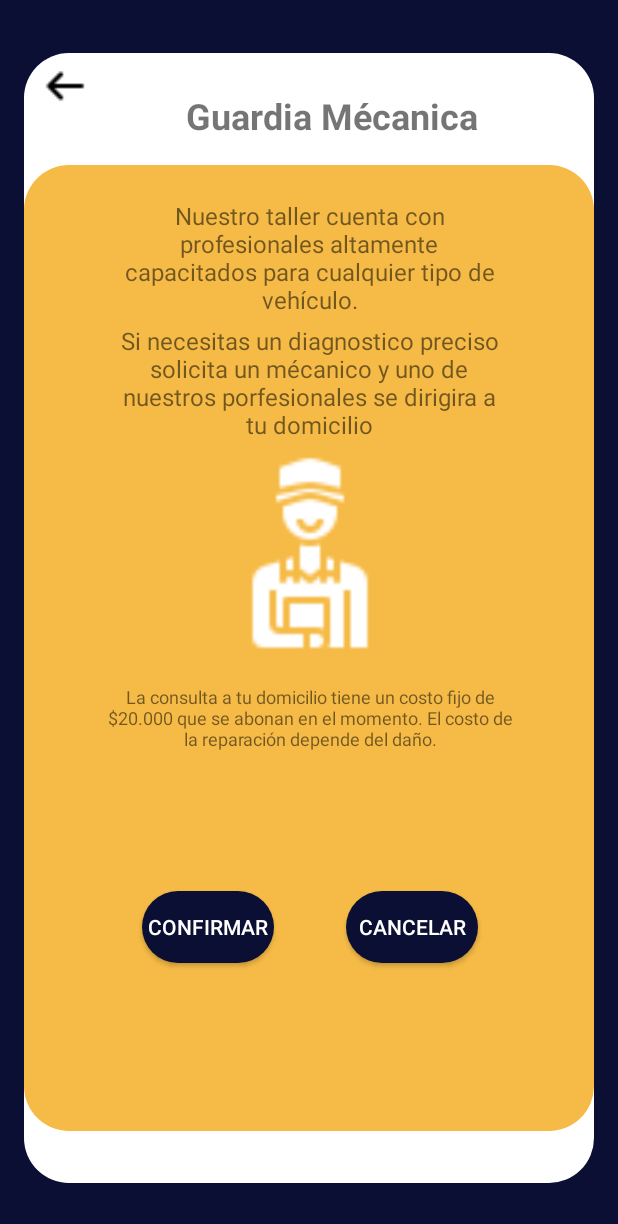
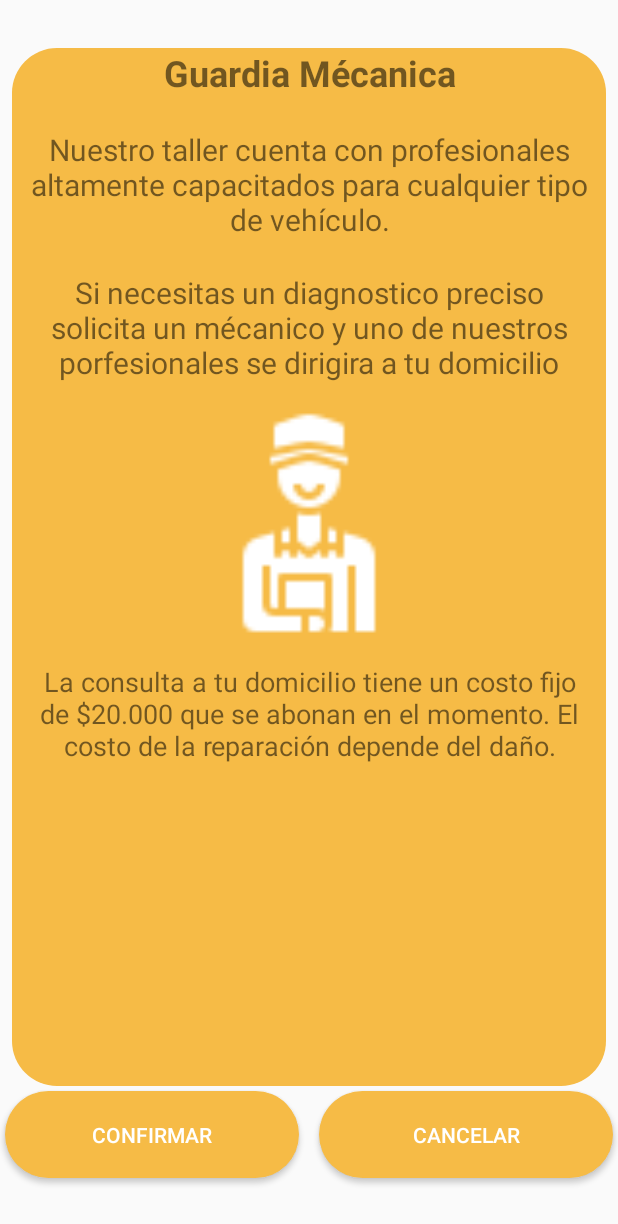
Before and after one commit to TamiSorsaburu/App-Movile, an Android app: the layout activity_mecanico.xml on its own in the app's theme, with its tools: preview values and no code run, on a phone screen of 412 x 824 dp. Shown: the top 1224 px of the screen. Run offline under Robolectric (Android 15) with nearby library versions, the phone set to English and light mode, and no system bars; Roboto replaces fonts that are not available here.

Commit message:
form mecanico finalizado

```diff
--- a/app/src/main/res/layout/activity_mecanico.xml
+++ b/app/src/main/res/layout/activity_mecanico.xml
@@ -4,142 +4,95 @@
     xmlns:tools="http://schemas.android.com/tools"
     android:layout_width="match_parent"
     android:layout_height="match_parent"
-    android:background="@color/principal"
     tools:context=".Mecanico">
 
     <LinearLayout
+        android:id="@+id/linearLayout4"
         android:layout_width="match_parent"
         android:layout_height="match_parent"
-        android:layout_marginStart="16dp"
-        android:layout_marginTop="35dp"
-        android:layout_marginEnd="16dp"
-        android:layout_marginBottom="35dp"
-        android:background="@drawable/background_blanco"
-        android:orientation="horizontal"
-        app:layout_constraintBottom_toBottomOf="parent"
-        app:layout_constraintEnd_toEndOf="parent"
-        app:layout_constraintStart_toStartOf="parent"
-        app:layout_constraintTop_toTopOf="parent"
-        app:layout_constraintVertical_bias="0.0">
-
-        <ImageView
-            android:id="@+id/imageView22"
-            android:layout_width="44dp"
-            android:layout_height="33dp"
-            android:layout_marginLeft="5dp"
-            android:layout_marginTop="5dp"
-            app:srcCompat="@mipmap/flecha" />
-
-        <TextView
-            android:id="@+id/textView3"
-            android:layout_width="246dp"
-            android:layout_height="wrap_content"
-            android:layout_marginLeft="5dp"
-            android:layout_marginTop="25dp"
-            android:layout_marginRight="25dp"
-            android:layout_weight="1"
-            android:gravity="center"
-            android:text="@string/titulo"
-            android:textSize="24sp"
-            android:textStyle="bold" />
-
-    </LinearLayout>
-
-    <androidx.constraintlayout.widget.ConstraintLayout
-        android:layout_width="match_parent"
-        android:layout_height="match_parent"
-        android:layout_marginStart="16dp"
-        android:layout_marginTop="110dp"
-        android:layout_marginEnd="16dp"
-        android:layout_marginBottom="70dp"
+        android:layout_marginStart="8dp"
+        android:layout_marginTop="32dp"
+        android:layout_marginEnd="8dp"
+        android:layout_marginBottom="100dp"
         android:background="@drawable/background_dorado"
+        android:orientation="vertical"
         app:layout_constraintBottom_toBottomOf="parent"
         app:layout_constraintEnd_toEndOf="parent"
         app:layout_constraintStart_toStartOf="parent"
         app:layout_constraintTop_toTopOf="parent">
 
         <TextView
-            android:id="@+id/textView5"
-            android:layout_width="258dp"
-            android:layout_height="83dp"
-            android:layout_marginStart="8dp"
-            android:layout_marginTop="20dp"
-            android:layout_marginEnd="8dp"
-            android:gravity="center"
-            android:text="@string/descripcion1"
-            android:textSize="16sp"
-            app:layout_constraintEnd_toEndOf="parent"
-            app:layout_constraintStart_toStartOf="parent"
-            app:layout_constraintTop_toTopOf="parent" />
+            android:id="@+id/textView6"
+            android:layout_width="match_parent"
+            android:layout_height="43dp"
+            android:text="@string/titulo"
+            android:textAlignment="center"
+            android:textSize="24sp"
+            android:textStyle="bold" />
 
         <TextView
-            android:id="@+id/textView6"
-            android:layout_width="259dp"
-            android:layout_height="83dp"
-            android:layout_marginStart="8dp"
-            android:layout_marginEnd="8dp"
-            android:gravity="center"
+            android:id="@+id/textView8"
+            android:layout_width="match_parent"
+            android:layout_height="wrap_content"
+            android:layout_margin="5dp"
+            android:padding="5dp"
+            android:text="@string/descripcion1"
+            android:textAlignment="center"
+            android:textSize="20sp" />
+
+        <TextView
+            android:id="@+id/textView9"
+            android:layout_width="match_parent"
+            android:layout_height="wrap_content"
+            android:layout_margin="5dp"
+            android:padding="5dp"
             android:text="@string/descripcion2"
-            android:textSize="16sp"
-            app:layout_constraintEnd_toEndOf="@+id/textView5"
-            app:layout_constraintStart_toStartOf="@+id/textView5"
-            app:layout_constraintTop_toBottomOf="@+id/textView5" />
+            android:textAlignment="center"
+            android:textSize="20sp" />
 
         <ImageView
-            android:id="@+id/imageView"
-            android:layout_width="145dp"
-            android:layout_height="144dp"
-            android:src="@mipmap/mechanic"
-            app:layout_constraintEnd_toEndOf="@+id/textView6"
-            app:layout_constraintStart_toStartOf="@+id/textView6"
-            app:layout_constraintTop_toBottomOf="@+id/textView6" />
+            android:id="@+id/imageView2"
+            android:layout_width="match_parent"
+            android:layout_height="165dp"
+            android:src="@mipmap/mechanic" />
 
         <TextView
-            android:id="@+id/textView7"
-            android:layout_width="272dp"
-            android:layout_height="75dp"
-            android:layout_marginStart="8dp"
-            android:layout_marginEnd="8dp"
-            android:gravity="center"
+            android:id="@+id/textView10"
+            android:layout_width="match_parent"
+            android:layout_height="wrap_content"
+            android:layout_margin="5dp"
+            android:padding="5dp"
             android:text="@string/descripcion3"
-            android:textSize="12sp"
-            app:layout_constraintEnd_toEndOf="@+id/imageView"
-            app:layout_constraintStart_toStartOf="@+id/imageView"
-            app:layout_constraintTop_toBottomOf="@+id/imageView" />
+            android:textAlignment="center"
+            android:textSize="18sp" />
 
-        <Button
-            android:id="@+id/button6"
-            android:layout_width="wrap_content"
-            android:layout_height="wrap_content"
-            android:layout_marginTop="32dp"
-            android:layout_marginEnd="24dp"
-            android:layout_marginBottom="66dp"
-            android:background="@drawable/background_azul"
-            android:backgroundTint="#0A0F33"
-            android:onClick="confirmar"
-            android:text="@string/botón_confirmar"
-            android:textColor="@color/blanco"
-            app:layout_constraintBottom_toBottomOf="parent"
-            app:layout_constraintEnd_toStartOf="@+id/button7"
-            app:layout_constraintStart_toStartOf="@+id/textView7"
-            app:layout_constraintTop_toBottomOf="@+id/textView7" />
+    </LinearLayout>
 
-        <Button
-            android:id="@+id/button7"
-            android:layout_width="wrap_content"
-            android:layout_height="wrap_content"
-            android:layout_marginTop="32dp"
-            android:layout_marginBottom="66dp"
-            android:background="@drawable/background_azul"
-            android:backgroundTint="#0A0F33"
-            android:onClick="cancelar"
-            android:text="@string/cancelar"
-            android:textColor="@color/blanco"
-            app:layout_constraintBottom_toBottomOf="parent"
-            app:layout_constraintEnd_toEndOf="@+id/textView7"
-            app:layout_constraintStart_toEndOf="@+id/button6"
-            app:layout_constraintTop_toBottomOf="@+id/textView7" />
+    <Button
+        android:id="@+id/btnConfirmar"
+        android:layout_width="196dp"
+        android:layout_height="58dp"
+        android:layout_margin="3dp"
+        android:layout_marginStart="2dp"
+        android:background="@drawable/background_dorado"
+        android:onClick="botonConfirmar"
+        android:text="@string/botón_confirmar"
+        android:textColor="@color/blanco"
+        app:layout_constraintStart_toStartOf="parent"
+        app:layout_constraintTop_toBottomOf="@+id/linearLayout4"
+        tools:textSize="20sp" />
 
-    </androidx.constraintlayout.widget.ConstraintLayout>
-
+    <Button
+        android:id="@+id/btnCancelar"
+        android:layout_width="196dp"
+        android:layout_height="58dp"
+        android:layout_margin="3dp"
+        android:background="@drawable/background_dorado"
+        android:onClick="botonCancelar"
+        android:text="@string/cancelar"
+        android:textColor="@color/blanco"
+        app:layout_constraintEnd_toEndOf="parent"
+        app:layout_constraintTop_toBottomOf="@+id/linearLayout4"
+        tools:ignore="MissingConstraints"
+        tools:textSize="20sp" />
 </androidx.constraintlayout.widget.ConstraintLayout>
```
Also changed, not shown: app/src/main/AndroidManifest.xml (+18 -0 lines), app/src/main/java/com/example/servicedelautomotor/Dashboard.java (+34 -0 lines), app/src/main/java/com/example/servicedelautomotor/FormMecanico.java (+11 -0 lines), app/src/main/java/com/example/servicedelautomotor/Mecanico.java (+8 -8 lines), app/src/main/res/layout/activity_dashboard.xml (+28 -24 lines), app/src/main/res/layout/activity_form_mecanico.xml (+115 -95 lines).
